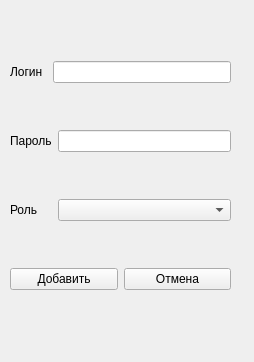
Old version of the form registration.ui in the repository shmkvdmd/SecureModules.
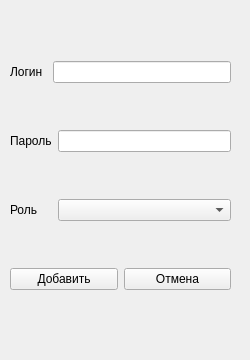
New version of the form.

```diff
--- a/registration.ui
+++ b/registration.ui
@@ -6,14 +6,26 @@
    <rect>
     <x>0</x>
     <y>0</y>
-    <width>254</width>
-    <height>362</height>
+    <width>250</width>
+    <height>360</height>
    </rect>
   </property>
+  <property name="minimumSize">
+   <size>
+    <width>250</width>
+    <height>360</height>
+   </size>
+  </property>
+  <property name="maximumSize">
+   <size>
+    <width>250</width>
+    <height>360</height>
+   </size>
+  </property>
   <property name="windowTitle">
    <string>Form</string>
   </property>
-  <widget class="QWidget" name="">
+  <widget class="QWidget" name="layoutWidget">
    <property name="geometry">
     <rect>
      <x>10</x>
```
Left out of the diff: 2 changed lines with no effect on the pictures.
